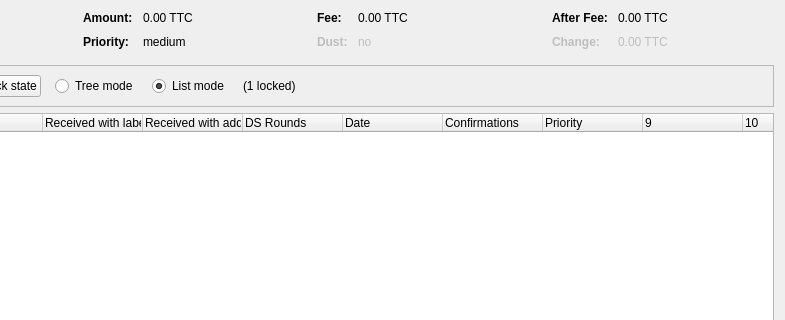
Qt form src/qt/forms/coincontroldialog.ui (Limitless-VIP/Limitless) before a commit; both pictures show x 169 to 954 and y 0 to 320 of the 954 by 500 pixel window.
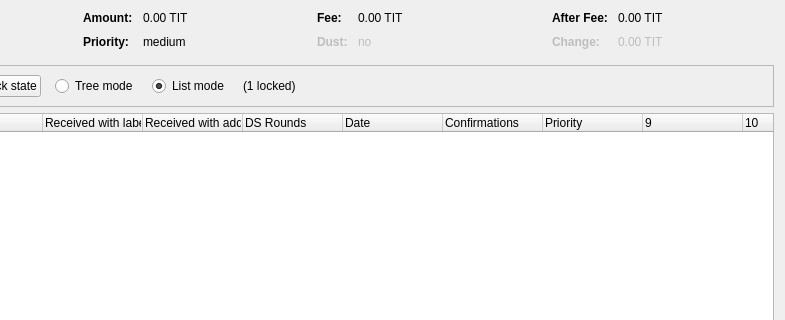
The same form after that commit. Custom widgets are drawn as their Qt base class.

What changed in the file:
```diff
--- a/src/qt/forms/coincontroldialog.ui
+++ b/src/qt/forms/coincontroldialog.ui
@@ -132,7 +132,7 @@
           <enum>Qt::ActionsContextMenu</enum>
          </property>
          <property name="text">
-          <string notr="true">0.00 TTC</string>
+          <string notr="true">0.00 TIT</string>
          </property>
          <property name="textInteractionFlags">
           <set>Qt::LinksAccessibleByMouse|Qt::TextSelectableByKeyboard|Qt::TextSelectableByMouse</set>
@@ -206,7 +206,7 @@
           <enum>Qt::ActionsContextMenu</enum>
          </property>
          <property name="text">
-          <string notr="true">0.00 TTC</string>
+          <string notr="true">0.00 TIT</string>
          </property>
          <property name="textInteractionFlags">
           <set>Qt::LinksAccessibleByMouse|Qt::TextSelectableByKeyboard|Qt::TextSelectableByMouse</set>
@@ -286,7 +286,7 @@
           <enum>Qt::ActionsContextMenu</enum>
          </property>
          <property name="text">
-          <string notr="true">0.00 TTC</string>
+          <string notr="true">0.00 TIT</string>
          </property>
          <property name="textInteractionFlags">
           <set>Qt::LinksAccessibleByMouse|Qt::TextSelectableByKeyboard|Qt::TextSelectableByMouse</set>
@@ -321,7 +321,7 @@
           <enum>Qt::ActionsContextMenu</enum>
          </property>
          <property name="text">
-          <string notr="true">0.00 TTC</string>
+          <string notr="true">0.00 TIT</string>
          </property>
          <property name="textInteractionFlags">
           <set>Qt::LinksAccessibleByMouse|Qt::TextSelectableByKeyboard|Qt::TextSelectableByMouse</set>
```
